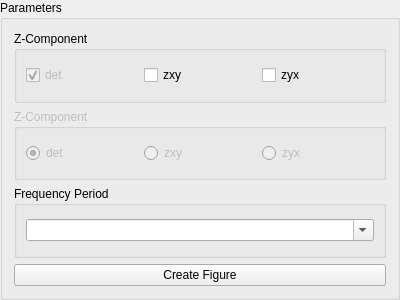
The window that mtpy/gui/SmartMT/ui_asset/plot_parameters.ui (MTgeophysics/mtpy) describes before a commit, drawn with Qt 5.
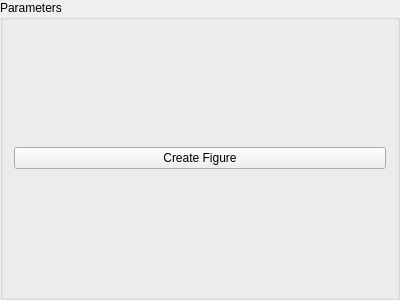
The same window after the commit.

Commit message: move parameter groupbox to standalone design and implementation

Patch:
```diff
--- a/mtpy/gui/SmartMT/ui_asset/plot_parameters.ui
+++ b/mtpy/gui/SmartMT/ui_asset/plot_parameters.ui
@@ -14,94 +14,6 @@
    <string>Parameters</string>
   </property>
   <layout class="QVBoxLayout" name="verticalLayout">
-   <item>
-    <widget class="QGroupBox" name="groupBoxZ_Component_Multiple">
-     <property name="title">
-      <string>Z-Component</string>
-     </property>
-     <layout class="QHBoxLayout" name="horizontalLayout">
-      <item>
-       <widget class="QCheckBox" name="checkBox_det">
-        <property name="enabled">
-         <bool>false</bool>
-        </property>
-        <property name="text">
-         <string>det</string>
-        </property>
-        <property name="checked">
-         <bool>true</bool>
-        </property>
-       </widget>
-      </item>
-      <item>
-       <widget class="QCheckBox" name="checkBox_zxy">
-        <property name="text">
-         <string>zxy</string>
-        </property>
-       </widget>
-      </item>
-      <item>
-       <widget class="QCheckBox" name="checkBox_zyx">
-        <property name="text">
-         <string>zyx</string>
-        </property>
-       </widget>
-      </item>
-     </layout>
-    </widget>
-   </item>
-   <item>
-    <widget class="QGroupBox" name="groupBoxZ_Component_Single">
-     <property name="enabled">
-      <bool>false</bool>
-     </property>
-     <property name="title">
-      <string>Z-Component</string>
-     </property>
-     <layout class="QHBoxLayout" name="horizontalLayout_2">
-      <item>
-       <widget class="QRadioButton" name="radioButton_det">
-        <property name="text">
-         <string>det</string>
-        </property>
-        <property name="checked">
-         <bool>true</bool>
-        </property>
-       </widget>
-      </item>
-      <item>
-       <widget class="QRadioButton" name="radioButton_zxy">
-        <property name="text">
-         <string>zxy</string>
-        </property>
-       </widget>
-      </item>
-      <item>
-       <widget class="QRadioButton" name="radioButton_zyx">
-        <property name="text">
-         <string>zyx</string>
-        </property>
-       </widget>
-      </item>
-     </layout>
-    </widget>
-   </item>
-   <item>
-    <widget class="QGroupBox" name="groupBoxFrequency_pereiod">
-     <property name="title">
-      <string>Frequency Period</string>
-     </property>
-     <layout class="QVBoxLayout" name="verticalLayoutFrequencyPeriod">
-      <item>
-       <widget class="QComboBox" name="comboBoxPeriod">
-        <property name="editable">
-         <bool>true</bool>
-        </property>
-       </widget>
-      </item>
-     </layout>
-    </widget>
-   </item>
    <item>
     <widget class="QPushButton" name="pushButtonPlot">
      <property name="text">
```
The commit also changes 16 other files.
